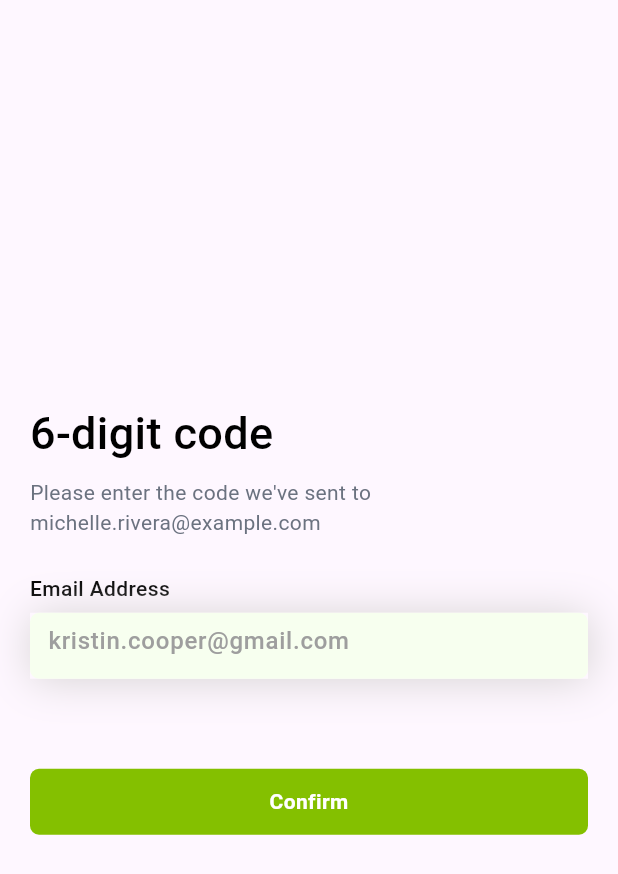
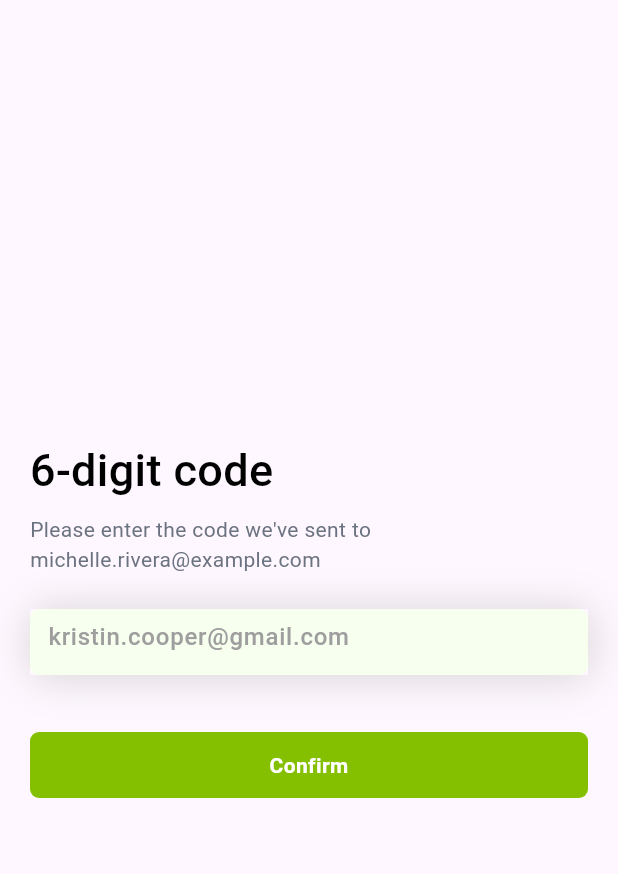
Before and after one commit to eusouf12/todo_app, a Flutter app: the EmailVerify screen opened by its route, after a tap on "Send OTP", on a phone screen of 412 x 824 dp. Shown: the top 874 px of the screen. Run offline on Flutter 3.47's test engine with Material 3 defaults, Android fonts, the phone set to English and light mode, and no system bars; our stand-ins replace get.

Commit message:
update otp verify page

```diff
--- a/lib/view/Verifymail_otp/Email Verify/email_verify.dart
+++ b/lib/view/Verifymail_otp/Email Verify/email_verify.dart
@@ -47,7 +47,7 @@ class _EmailVerifyState extends State<EmailVerify> {
                 bottom: 6,
               ),
               CustomTextField(
-                hinText: 'kristin.cooper@gmail.com',
+                hinText: 'michelle.rivera@example.com',
                 formFieldValidator: (a) =>
                     a.isEmpty ? 'Enter Your Email' : null,
               ),
--- a/lib/view/Verifymail_otp/Otp/otp_verify.dart
+++ b/lib/view/Verifymail_otp/Otp/otp_verify.dart
@@ -33,25 +33,15 @@ class _OtpVerifyState extends State<OtpVerify> {
                 text:"Please enter the code we've sent to michelle.rivera@example.com",
                 textAlign: TextAlign.start,
                 top: 8,
-                bottom: 16,
+                bottom: 23,
               ),
 
-              // Email
-              CustomText(
-                text: 'Email Address',
-                fontSize: 14,
-                fontWeight: FontWeight.w500,
-                lineHeight: 20,
-                color: Colors.black,
-                top: 8,
-                bottom: 6,
-              ),
               CustomTextField(
                 hinText: 'kristin.cooper@gmail.com',
                 formFieldValidator: (a) =>
                     a.isEmpty ? 'Enter Your Email' : null,
               ),
-             SizedBox(height: 60),
+             SizedBox(height: 38),
               CustomBtn(
                 onTap: () {
                   Navigator.pushNamed(context, '/setpassword');
```
